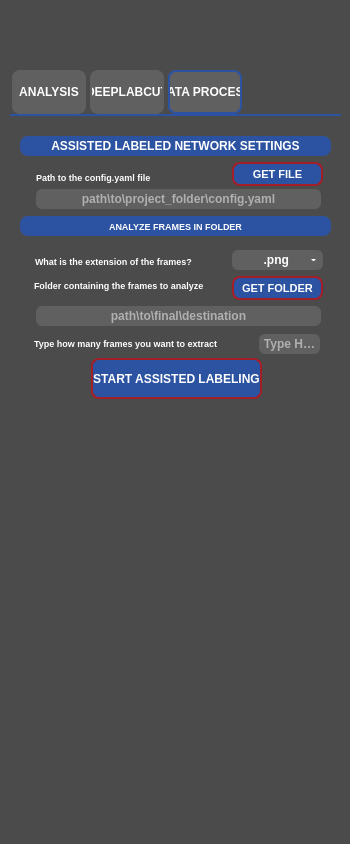
Before: the Qt Designer form src/behavython/gui/assets/ui/behavython_gui.ui in mrdrzit/behavython, drawn with Qt 5.
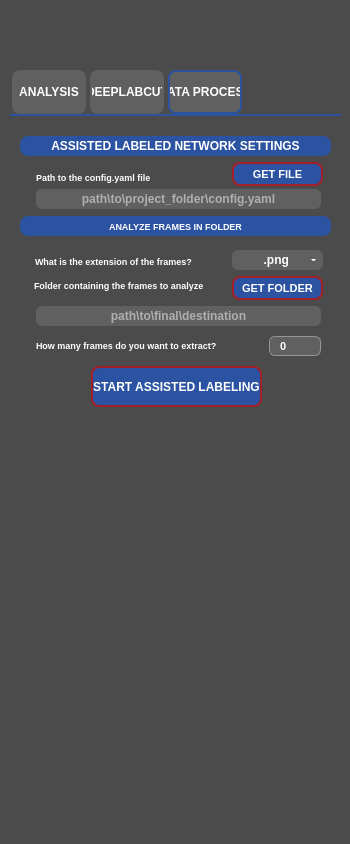
After: the same form once the commit is applied. The open tabs and pages were chosen to show the change. Icons and pictures are not drawn.

Commit message: Dynamic analyze button toggle

```diff
--- a/src/behavython/gui/assets/ui/behavython_gui.ui
+++ b/src/behavython/gui/assets/ui/behavython_gui.ui
@@ -3103,8 +3103,8 @@
      </property>
      <property name="geometry">
       <rect>
-       <x>24</x>
-       <y>217</y>
+       <x>26</x>
+       <y>219</y>
        <width>221</width>
        <height>20</height>
       </rect>
@@ -3139,17 +3139,20 @@
       <string notr="true">QLabel{color:#FFFFFF;font:7pt&quot;Arial&quot;;font-weight:bold;}</string>
      </property>
      <property name="text">
-      <string notr="true">Type how many frames you want to extract</string>
+      <string notr="true">How many frames do you want to extract?</string>
      </property>
      <property name="wordWrap">
       <bool>true</bool>
      </property>
     </widget>
-    <widget class="QPushButton" name="analyze_frames_data_process">
+    <widget class="QPushButton" name="start_assisted_labeling_data_process">
+     <property name="enabled">
+      <bool>true</bool>
+     </property>
      <property name="geometry">
       <rect>
        <x>81</x>
-       <y>242</y>
+       <y>250</y>
        <width>171</width>
        <height>41</height>
       </rect>
@@ -3158,7 +3161,12 @@
       <cursorShape>PointingHandCursor</cursorShape>
      </property>
      <property name="styleSheet">
-      <string notr="true">QPushButton{font:14pt&quot;Arial&quot;;font-weight:bold;}QPushButton{border:2px solid #A21F27;border-radius:8px;background-color:#2C53A1;color:#FFFFFF;font:8pt&quot;Arial&quot;;font-weight:bold;}QPushButton:pressed{border:2px solid #A21F27;border-radius:8px;background-color:#A21F27;color:#FFFFFF;}</string>
+      <string notr="true">QPushButton{font:14pt&quot;Arial&quot;;font-weight:bold;}QPushButton{border:2px solid #A21F27;border-radius:8px;background-color:#2C53A1;color:#FFFFFF;font:8pt&quot;Arial&quot;;font-weight:bold;}QPushButton:pressed{border:2px solid #A21F27;border-radius:8px;background-color:#A21F27;color:#FFFFFF;}
+QPushButton:disabled {
+    background-color: gray;
+    color: white;
+    border: 2px solid darkgray; 
+}</string>
      </property>
      <property name="text">
       <string notr="true">START ASSISTED LABELING</string>
@@ -3532,67 +3540,6 @@
       <string>path\to\final\destination</string>
      </property>
     </widget>
-    <widget class="QLineEdit" name="extract_frames_field">
-     <property name="enabled">
-      <bool>true</bool>
-     </property>
-     <property name="geometry">
-      <rect>
-       <x>249</x>
-       <y>218</y>
-       <width>61</width>
-       <height>20</height>
-      </rect>
-     </property>
-     <property name="minimumSize">
-      <size>
-       <width>0</width>
-       <height>0</height>
-      </size>
-     </property>
-     <property name="maximumSize">
-      <size>
-       <width>300</width>
-       <height>20</height>
-      </size>
-     </property>
-     <property name="styleSheet">
-      <string notr="true">QLineEdit{
-    border:#969696;
-    background-color:#606060; 
-    border-bottom-left-radius:6px;
-    border-top-left-radius:6px;
-    color:#FFFFFF;
-    font:7pt&quot;Arial&quot;;
-    font-weight:bold;
-    border-bottom-right-radius:6px;
-    border-top-right-radius:6px
-}
-
-QLineEdit:disabled {
-    background-color: #4A4A4F;
-    color: #9A9A9A;
-}</string>
-     </property>
-     <property name="text">
-      <string notr="true"/>
-     </property>
-     <property name="frame">
-      <bool>false</bool>
-     </property>
-     <property name="cursorPosition">
-      <number>0</number>
-     </property>
-     <property name="alignment">
-      <set>Qt::AlignmentFlag::AlignCenter</set>
-     </property>
-     <property name="readOnly">
-      <bool>false</bool>
-     </property>
-     <property name="placeholderText">
-      <string>Type Here</string>
-     </property>
-    </widget>
     <widget class="QLabel" name="analyze_frames_data_process_section_label">
      <property name="geometry">
       <rect>
@@ -3649,6 +3596,74 @@
       <bool>true</bool>
      </property>
     </widget>
+    <widget class="QSpinBox" name="extract_frames_data_process_spinbox">
+     <property name="enabled">
+      <bool>true</bool>
+     </property>
+     <property name="geometry">
+      <rect>
+       <x>259</x>
+       <y>220</y>
+       <width>52</width>
+       <height>20</height>
+      </rect>
+     </property>
+     <property name="maximumSize">
+      <size>
+       <width>52</width>
+       <height>20</height>
+      </size>
+     </property>
+     <property name="styleSheet">
+      <string notr="true">QSpinBox {
+    background-color: #606060;
+    color: white;
+    border: 1px solid #969696;
+    border-radius: 6px;
+    padding-right: 18px;
+    font-family: Arial;
+    font-size: 8pt;
+    font-weight: bold;
+}
+
+QSpinBox {
+    border-top-left-radius: 6px;
+    border-bottom-left-radius: 6px;
+    border-top-right-radius: 6px;
+    border-bottom-right-radius: 6px;
+}
+
+QSpinBox:disabled {
+    background-color: #4A4A4A;
+    color: #9A9A9A;
+}
+
+QSpinBox {
+    padding-left:8px;
+}
+
+QSpinBox::up-button,
+QSpinBox::down-button {
+    width: 0px;
+    height: 0px;
+    border: none;
+    background: transparent;
+}
+
+QSpinBox {
+    padding-right: 0px;
+}</string>
+     </property>
+     <property name="alignment">
+      <set>Qt::AlignmentFlag::AlignLeading|Qt::AlignmentFlag::AlignLeft|Qt::AlignmentFlag::AlignVCenter</set>
+     </property>
+     <property name="suffix">
+      <string/>
+     </property>
+     <property name="maximum">
+      <number>999</number>
+     </property>
+    </widget>
    </widget>
   </widget>
   <widget class="QLabel" name="behavython_logo">
```
Left out of the diff: 7 changed lines with no effect on the pictures. The commit also changes 1 other file.
